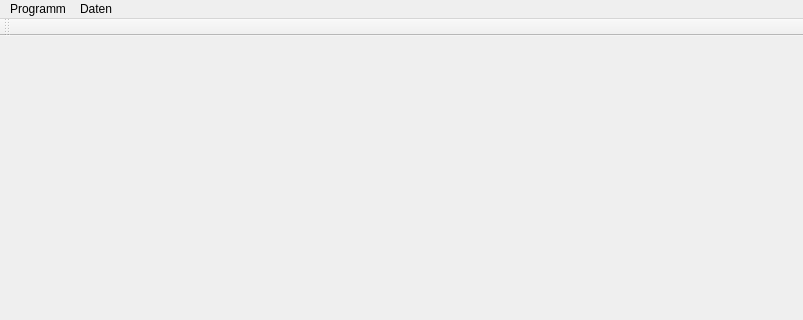
Old version of the form fshkwindow.ui in the repository fasa1964/fshkap; both pictures show x 0 to 803 and y 0 to 320 of the 803 by 553 pixel window.
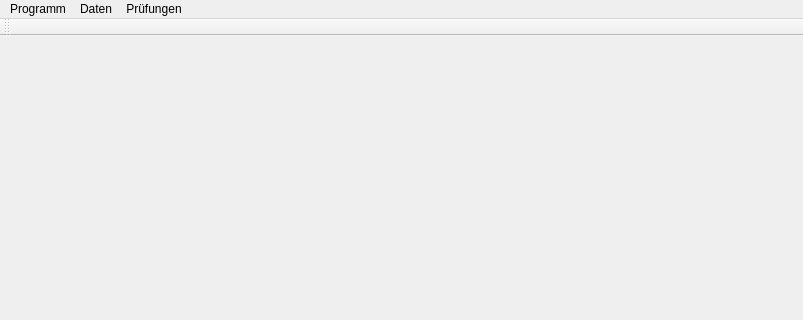
New version of the form.

Commit message: Add deleteSkillButton in FormLehrling to delete skills from ClassLehrling

```diff
--- a/fshkwindow.ui
+++ b/fshkwindow.ui
@@ -39,8 +39,17 @@
     <addaction name="actionProjekte"/>
     <addaction name="actionPruefungen"/>
    </widget>
+   <widget class="QMenu" name="menuPr_fungen">
+    <property name="title">
+     <string>Prüfungen</string>
+    </property>
+    <addaction name="actionAktualisieren"/>
+    <addaction name="actionZuordnen"/>
+    <addaction name="actionAuswerten"/>
+   </widget>
    <addaction name="menuProgramm"/>
    <addaction name="menuDaten"/>
+   <addaction name="menuPr_fungen"/>
   </widget>
   <widget class="QToolBar" name="mainToolBar">
    <attribute name="toolBarArea">
```
Left out of the diff: 55 changed lines with no effect on the pictures. The commit also changes 24 other files.
